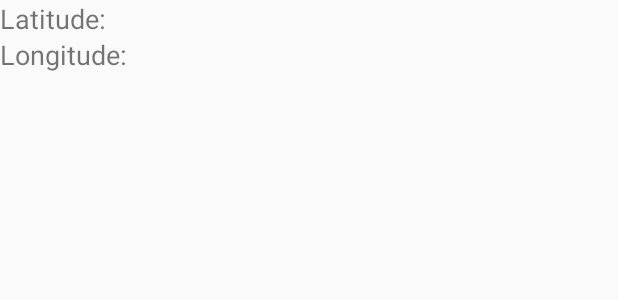
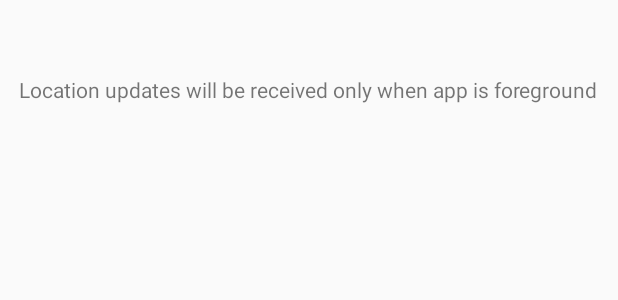
Before and after one commit to ElCabrino/SDPProject, an Android app: the layout activity_nearby_doctor.xml on its own in the app's theme, with its tools: preview values and no code run, on a phone screen of 412 x 824 dp. Shown: the top 300 px of the screen. Run offline under Robolectric (Android 15) with nearby library versions, the light colour scheme and no system bars.

Commit message:
Better way to get user location

```diff
--- a/app/build.gradle
+++ b/app/build.gradle
@@ -59,7 +59,10 @@ dependencies {
 
 //    testImplementation 'junit:junit:4.12'
     implementation 'com.google.android.gms:play-services-maps:16.0.0'
-    implementation 'com.google.android.gms:play-services-location:15.0.0'
+    implementation 'com.google.android.gms:play-services-location:15.0.1'
+
+    // dexter runtime permissions
+    implementation 'com.karumi:dexter:4.2.0'
 }
 
 
--- a/app/src/main/AndroidManifest.xml
+++ b/app/src/main/AndroidManifest.xml
@@ -2,7 +2,6 @@
 <manifest xmlns:android="http://schemas.android.com/apk/res/android"
     package="ch.epfl.sweng.vanjel">
 
-    <uses-permission android:name="android.permission.ACCESS_COARSE_LOCATION" />
     <uses-permission android:name="android.permission.ACCESS_FINE_LOCATION" />
 
     <application
--- a/app/src/main/res/layout/activity_nearby_doctor.xml
+++ b/app/src/main/res/layout/activity_nearby_doctor.xml
@@ -1,44 +1,32 @@
 <?xml version="1.0" encoding="utf-8"?>
-<RelativeLayout
-    xmlns:android="http://schemas.android.com/apk/res/android"
+<LinearLayout xmlns:android="http://schemas.android.com/apk/res/android"
     xmlns:app="http://schemas.android.com/apk/res-auto"
     xmlns:tools="http://schemas.android.com/tools"
     android:layout_width="match_parent"
     android:layout_height="match_parent"
+    android:gravity="center_horizontal"
+    android:orientation="vertical"
     tools:context=".NearbyDoctor">
 
     <TextView
-        android:id="@+id/latitude"
         android:layout_width="wrap_content"
         android:layout_height="wrap_content"
-        android:layout_alignParentLeft="true"
-        android:layout_alignParentTop="true"
-        android:text="Latitude:"
-        android:textSize="18sp" />
+        android:layout_marginTop="50dp"
+        android:gravity="center_horizontal"
+        android:text="Location updates will be received only when app is foreground" />
+
     <TextView
-        android:id="@+id/latitude_textview"
+        android:id="@+id/location_result"
         android:layout_width="wrap_content"
         android:layout_height="wrap_content"
-        android:layout_alignBaseline="@+id/latitude"
-        android:layout_marginLeft="10dp"
-        android:layout_toRightOf="@+id/latitude"
-        android:textSize="16sp" />
+        android:layout_marginTop="20dp"
+        android:textColor="#333"
+        android:textSize="18dp" />
+
     <TextView
-        android:id="@+id/longitude"
+        android:id="@+id/updated_on"
         android:layout_width="wrap_content"
         android:layout_height="wrap_content"
-        android:layout_alignParentLeft="true"
-        android:layout_alignParentTop="true"
-        android:text="Longitude:"
-        android:layout_marginTop="24dp"
-        android:textSize="18sp" />
-    <TextView
-        android:id="@+id/longitude_textview"
-        android:layout_width="wrap_content"
-        android:layout_height="wrap_content"
-        android:layout_alignBaseline="@+id/longitude"
-        android:layout_marginLeft="10dp"
-        android:layout_toRightOf="@+id/longitude"
-        android:textSize="16sp"/>
-
-</RelativeLayout>
+        android:layout_marginTop="30dp"
+        android:textSize="11dp" />
+</LinearLayout>
```
Also changed, not shown: app/src/main/java/ch/epfl/sweng/vanjel/NearbyDoctor.java (+277 -162 lines).
